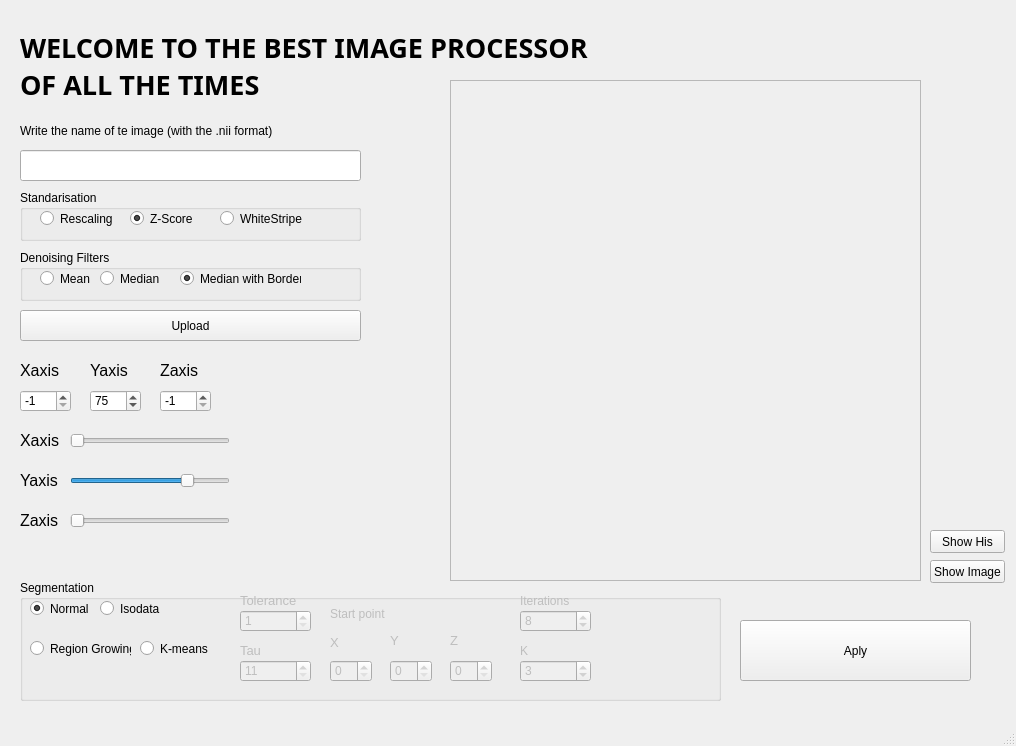
Old version of the form PruebasGUI.ui in the repository andrew921as/ImageProcess.
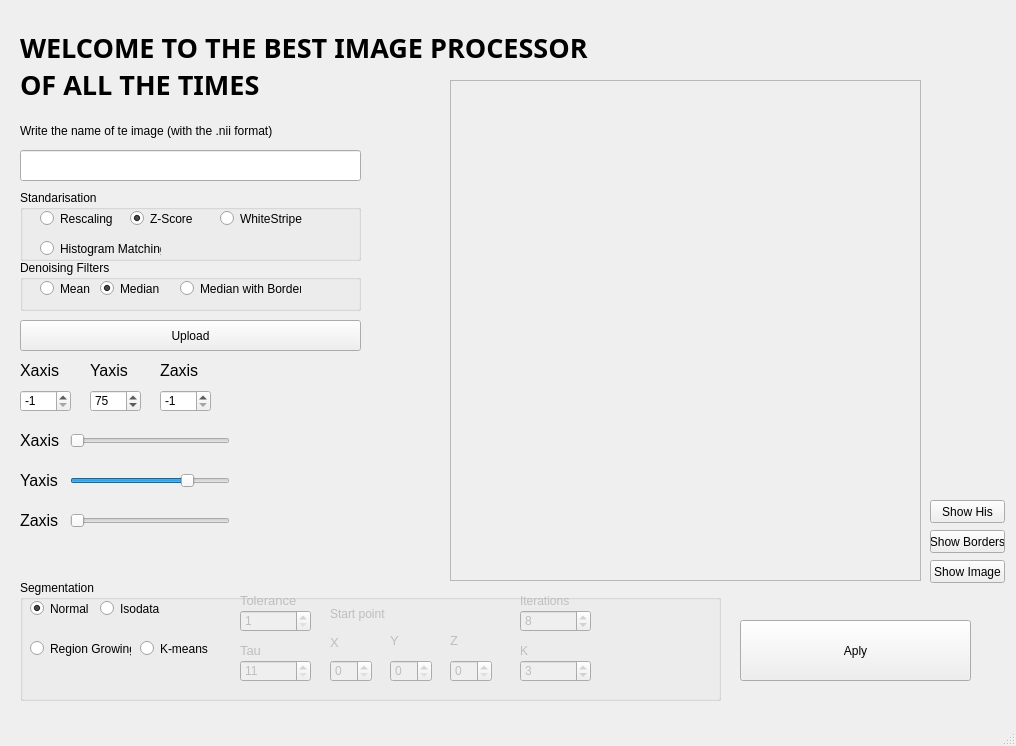
New version of the form.

Diff of the .ui file:
```diff
--- a/PruebasGUI.ui
+++ b/PruebasGUI.ui
@@ -199,7 +199,7 @@
     <property name="geometry">
      <rect>
       <x>20</x>
-      <y>310</y>
+      <y>320</y>
       <width>341</width>
       <height>31</height>
      </rect>
@@ -280,7 +280,7 @@
       <x>20</x>
       <y>190</y>
       <width>341</width>
-      <height>51</height>
+      <height>71</height>
      </rect>
     </property>
     <property name="title">
@@ -328,6 +328,19 @@
       <string>WhiteStripe</string>
      </property>
     </widget>
+    <widget class="QRadioButton" name="HistMatchRB">
+     <property name="geometry">
+      <rect>
+       <x>20</x>
+       <y>50</y>
+       <width>121</width>
+       <height>17</height>
+      </rect>
+     </property>
+     <property name="text">
+      <string>Histogram Matching</string>
+     </property>
+    </widget>
    </widget>
    <widget class="QFrame" name="frame">
     <property name="geometry">
@@ -775,7 +788,7 @@
     <property name="geometry">
      <rect>
       <x>20</x>
-      <y>250</y>
+      <y>260</y>
       <width>341</width>
       <height>51</height>
      </rect>
@@ -808,6 +821,9 @@
      <property name="text">
       <string>Median</string>
      </property>
+     <property name="checked">
+      <bool>true</bool>
+     </property>
     </widget>
     <widget class="QRadioButton" name="medianBorderFilterRB">
      <property name="geometry">
@@ -822,7 +838,7 @@
       <string>Median with Borders</string>
      </property>
      <property name="checked">
-      <bool>true</bool>
+      <bool>false</bool>
      </property>
     </widget>
    </widget>
@@ -830,7 +846,7 @@
     <property name="geometry">
      <rect>
       <x>930</x>
-      <y>530</y>
+      <y>500</y>
       <width>75</width>
       <height>23</height>
      </rect>
@@ -852,6 +868,19 @@
      <string>Show Image</string>
     </property>
    </widget>
+   <widget class="QPushButton" name="showBordersButton">
+    <property name="geometry">
+     <rect>
+      <x>930</x>
+      <y>530</y>
+      <width>75</width>
+      <height>23</height>
+     </rect>
+    </property>
+    <property name="text">
+     <string>Show Borders</string>
+    </property>
+   </widget>
   </widget>
   <widget class="QMenuBar" name="menubar">
    <property name="geometry">
```
